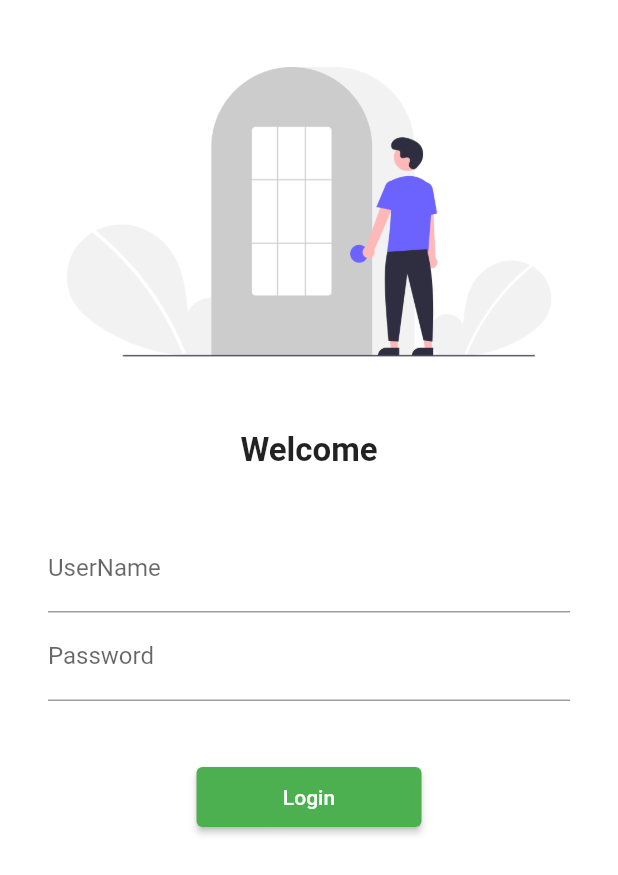
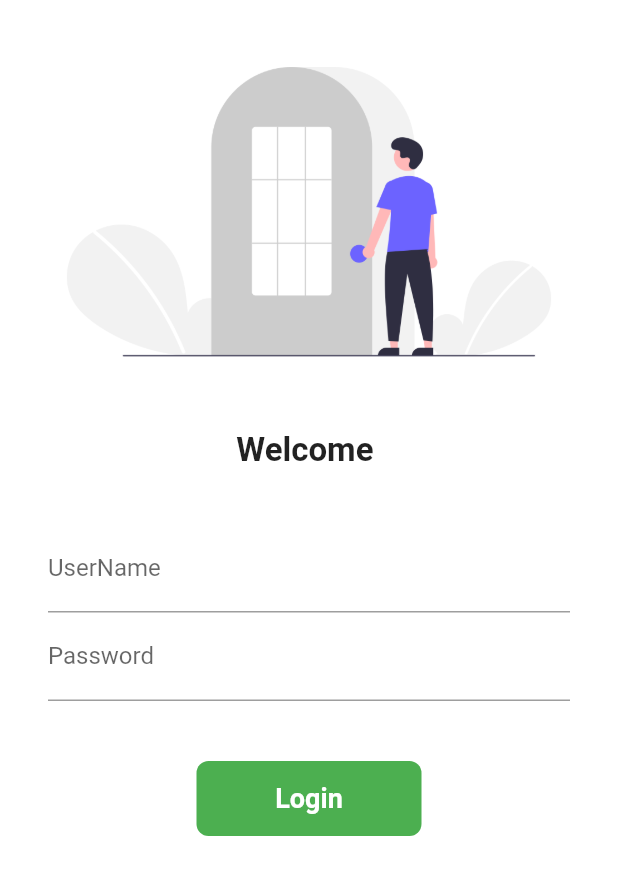
Before and after one commit to Shiv2409/MyFlutterPractice, a Flutter app: the screen it shows after launch, on a phone screen of 412 x 824 dp. Shown: the top 875 px of the screen. Run offline on Flutter 3.47's test engine with Material 2 defaults, Android fonts, the phone set to English and light mode, and no system bars.

Commit message:
Day6 completed

```diff
--- a/lib/pages/home_page.dart
+++ b/lib/pages/home_page.dart
@@ -13,8 +13,9 @@
         title: const Text("Catalogue App"),
       ),
       body: Center(
-        child: Text(
-            "Welcome to $days days of flutter by $name"), //use container if getting error
+        child: Container(
+          child: Text("Welcome to $days days of flutter by $name"),
+        ),
       ),
       drawer: const Drawer(),
     );
--- a/lib/pages/login_page.dart
+++ b/lib/pages/login_page.dart
@@ -1,11 +1,20 @@
 import 'package:flutter/material.dart';
 import 'package:flutter_mixup_all/utils/routes.dart';
 
-class LoginPage extends StatelessWidget {
+class LoginPage extends StatefulWidget {
   const LoginPage({Key? key}) : super(key: key);
 
   @override
+  State<LoginPage> createState() => _LoginPageState();
+}
+
+class _LoginPageState extends State<LoginPage> {
+  String name = "";
+  bool changeButton = false;
+
+  @override
   Widget build(BuildContext context) {
+    // ignore: dead_code
     return Material(
         color: Colors.white,
         child: SingleChildScrollView(
@@ -17,16 +26,16 @@
                 fit: BoxFit.cover,
               ),
               const SizedBox(height: 20.0),
-              const Text(
-                "Welcome",
-                style: TextStyle(fontSize: 22, fontWeight: FontWeight.bold),
+              Text(
+                "Welcome $name",
+                style:
+                    const TextStyle(fontSize: 22, fontWeight: FontWeight.bold),
               ),
               const SizedBox(height: 20.0),
               Padding(
-                padding: const EdgeInsets.symmetric(
-                    vertical: 16.0, horizontal: 32.0),
-                child: Column(
-                  children: [
+                  padding: const EdgeInsets.symmetric(
+                      vertical: 16.0, horizontal: 32.0),
+                  child: Column(children: [
                     TextFormField(
                       decoration: const InputDecoration(
                           hintText: "Enter UserName", labelText: "UserName"),
@@ -35,21 +44,59 @@
                       obscureText: true,
                       decoration: const InputDecoration(
                           hintText: "Enter Password", labelText: "Password"),
+                      onChanged: (value) {
+                        name = value;
+                        setState(() {});
+                      },
                     ),
                     const SizedBox(
                       height: 40.0,
                     ),
-                    ElevatedButton(
-                      onPressed: () {
+                    InkWell(
+                      onTap: () async {
+                        setState(() {
+                          changeButton = true;
+                        });
+                        await Future.delayed(const Duration(seconds: 1));
                         Navigator.pushNamed(context, MyRoutes.homeRoute);
                       },
-                      child: const Text("Login"),
-                      style: TextButton.styleFrom(
-                          minimumSize: const Size(150, 40)),
-                    )
-                  ],
-                ),
-              )
+                      child: AnimatedContainer(
+                        duration: const Duration(seconds: 1),
+                        width: changeButton ? 50 : 150,
+                        height: 50,
+                        alignment: Alignment.center,
+                        child: changeButton
+                            ? const Icon(
+                                Icons.done,
+                                color: Colors.white,
+                              )
+                            : const Text(
+                                "Login",
+                                style: TextStyle(
+                                    color: Colors.white,
+                                    fontWeight: FontWeight.bold,
+                                    fontSize: 18),
+                              ),
+                        decoration: BoxDecoration(
+                          color: Colors.green,
+                          // shape: changeButton
+                          //     ? BoxShape.circle
+                          //     : BoxShape.rectangle,
+                          borderRadius:
+                              BorderRadius.circular(changeButton ? 50 : 8),
+                        ),
+                      ),
+                    ),
+
+                    // ElevatedButton(
+                    //   onPressed: () {
+                    //     Navigator.pushNamed(context, MyRoutes.homeRoute);
+                    //   },
+                    //   child: const Text("Login"),
+                    //   style: TextButton.styleFrom(
+                    //       minimumSize: const Size(150, 40)),
+                    // )
+                  ]))
             ],
           ),
         ));
```
